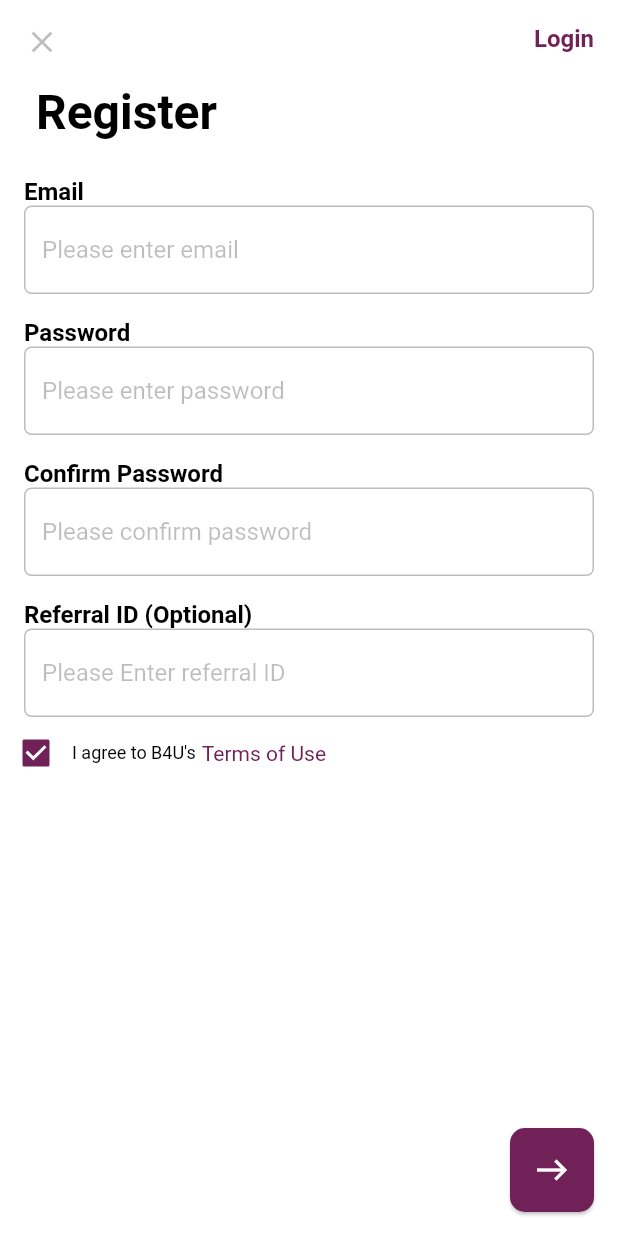
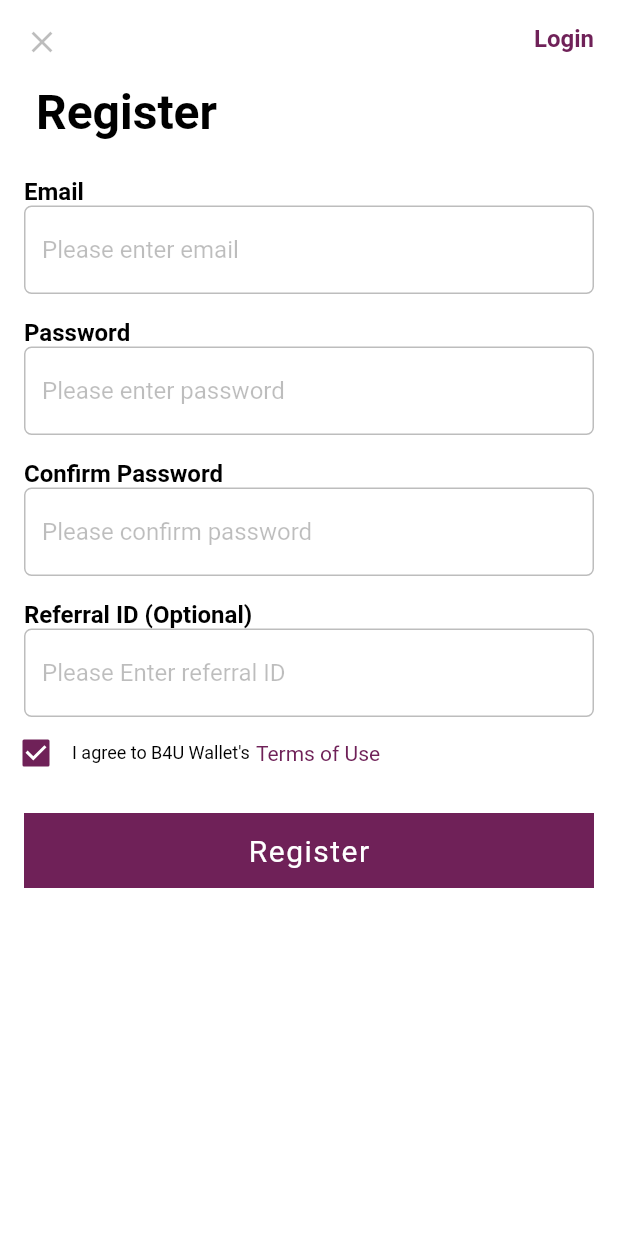
Before and after one commit to usmanzee/crypto-wallet-app-Flutter, a Flutter app: the SignUp screen opened directly, on a phone screen of 412 x 824 dp. Run offline on Flutter 3.47's test engine with Material 2 defaults, Android fonts, the phone set to English and light mode, and no system bars; drawn by our look-alikes of oktoast; our stand-ins replace badges, carousel_slider, connectivity, firebase_messaging, flutter_dotenv, form_field_validator and 11 more; missing offline and left inert: flutter_sparkline, k_chart, overlay_container; accounts and stored records are empty; Roboto replaces fonts that are missing (Popins).

Commit message:
login, register button changed, app share link changed, translations changed

```diff
--- a/lib/utils/transalations/en.dart
+++ b/lib/utils/transalations/en.dart
@@ -39,6 +39,7 @@ const Map<String, String> en = {
   'login.screen.password.error':
       'Passwords must be 8 characters with uppercase and special letters',
   'login.screen.forget_password': 'Forget Password',
+  'login.screen.button.login': 'Login',
 
   //App Register Screen
   'register.screen.login': 'Login',
@@ -51,7 +52,7 @@ const Map<String, String> en = {
   'register.screen.field.password_hint': 'Please enter password',
   'register.screen.field.confirm_password_hint': 'Please confirm password',
   'register.screen.field.referral_id_hint': 'Please Enter referral ID',
-  'register.screen.field.agree': "I agree to B4U's",
+  'register.screen.field.agree': "I agree to B4U Wallet's",
   'register.screen.field.terms': "Terms of Use",
   'register.screen.field.terms.error':
       "You need to check the terms of use to proceed.",
@@ -59,6 +60,7 @@ const Map<String, String> en = {
   'register.screen.password.error':
       'Passwords must be 8 characters with uppercase and special letters',
   'register.screen.confirm_password.error': 'Passwords do not match',
+  'register.screen.button.register': 'Register',
 
   //App Forget Password Screen
   'forget_password.screen.login': 'Login',
--- a/lib/utils/transalations/es.dart
+++ b/lib/utils/transalations/es.dart
@@ -41,7 +41,6 @@ const Map<String, String> es = {
       'Las contraseñas deben tener 8 caracteres con mayúsculas y letras especiales',
   'login.screen.forget_password': 'Contraseña olvidada',
   'login.screen.button.login': 'Acceso',
-  'login.screen.button.register': 'Registrarse',
 
   //App Register Screen
   'register.screen.login': 'Acceso',
@@ -54,7 +53,7 @@ const Map<String, String> es = {
   'register.screen.field.password_hint': 'Por favor, ingrese contraseña',
   'register.screen.field.confirm_password_hint': 'Confirme la contraseña',
   'register.screen.field.referral_id_hint': 'Ingrese el ID de referencia',
-  'register.screen.field.agree': "Estoy de acuerdo con B4U's",
+  'register.screen.field.agree': "Estoy de acuerdo con B4U Wallet's",
   'register.screen.field.terms': "Condiciones de uso",
   'register.screen.field.terms.error':
       "Debe consultar los términos de uso para continuar.",
@@ -63,6 +62,7 @@ const Map<String, String> es = {
   'register.screen.password.error':
       'Las contraseñas deben tener 8 caracteres con mayúsculas y letras especiales',
   'register.screen.confirm_password.error': 'Las contraseñas no coinciden',
+  'register.screen.button.register': 'Registrarse',
 
   //App Forget Password Screen
   'forget_password.screen.login': 'Acceso',
--- a/lib/utils/transalations/ml.dart
+++ b/lib/utils/transalations/ml.dart
@@ -39,7 +39,6 @@ const Map<String, String> ml = {
       'Kata laluan mestilah 8 aksara dengan huruf besar dan huruf khas',
   'login.screen.forget_password': 'Lupa kata laluan',
   'login.screen.button.login': 'Log masuk',
-  'login.screen.button.register': 'Daftar',
 
   //App Register Screen
   'register.screen.login': 'Log masuk',
@@ -52,7 +51,7 @@ const Map<String, String> ml = {
   'register.screen.field.password_hint': 'Sila masukkan kata laluan',
   'register.screen.field.confirm_password_hint': 'Sila sahkan kata laluan',
   'register.screen.field.referral_id_hint': 'Sila masukkan ID rujukan',
-  'register.screen.field.agree': "Saya bersetuju dengan B4U",
+  'register.screen.field.agree': "Saya bersetuju dengan B4U Wallet's",
   'register.screen.field.terms': "Syarat Penggunaan",
   'register.screen.field.terms.error':
       "Anda perlu menyemak syarat penggunaan untuk meneruskan.",
@@ -60,6 +59,7 @@ const Map<String, String> ml = {
   'register.screen.password.error':
       'Kata laluan mestilah 8 aksara dengan huruf besar dan huruf khas',
   'register.screen.confirm_password.error': 'Kata laluan tidak sepadan',
+  'register.screen.button.register': 'Daftar',
 
   //App Forget Password Screen
   'forget_password.screen.login': 'Log masuk',
--- a/lib/utils/transalations/ru.dart
+++ b/lib/utils/transalations/ru.dart
@@ -44,7 +44,6 @@ const Map<String, String> ru = {
       'Пароли должны состоять из 8 символов с прописными и специальными буквами.',
   'login.screen.forget_password': 'Забыть пароль',
   'login.screen.button.login': 'Авторизоваться',
-  'login.screen.button.register': 'регистр',
 
   //App Register Screen
   'register.screen.login': 'Авторизоваться',
@@ -61,7 +60,7 @@ const Map<String, String> ru = {
       'Пожалуйста, подтвердите пароль',
   'register.screen.field.referral_id_hint':
       'Пожалуйста, введите реферальный ID',
-  'register.screen.field.agree': "Я согласен с B4U's",
+  'register.screen.field.agree': "Я согласен с B4U Wallet's",
   'register.screen.field.terms': "Условия эксплуатации",
   'register.screen.field.terms.error':
       "Чтобы продолжить, вам необходимо ознакомиться с условиями использования.",
@@ -70,6 +69,7 @@ const Map<String, String> ru = {
   'register.screen.password.error':
       'Пароли должны состоять из 8 символов с прописными и специальными буквами.',
   'register.screen.confirm_password.error': 'Пароли не соответствуют',
+  'register.screen.button.register': 'регистр',
 
   //App Forget Password Screen
   'forget_password.screen.login': 'Авторизоваться',
--- a/lib/views/auth/2fa.dart
+++ b/lib/views/auth/2fa.dart
@@ -91,6 +91,7 @@ class TwoFA extends StatelessWidget {
                     cursorColor:
                         Theme.of(context).textSelectionTheme.selectionColor,
                     animationDuration: Duration(milliseconds: 300),
+                    backgroundColor: Theme.of(context).scaffoldBackgroundColor,
                     controller: _loginController.twoFATextController,
                     autoDisposeControllers: false,
                     keyboardType: TextInputType.number,
--- a/lib/views/auth/signup.dart
+++ b/lib/views/auth/signup.dart
@@ -90,8 +90,7 @@ class SignUp extends StatelessWidget {
                   style: TextStyle(
                     fontFamily: 'Popins',
                     fontSize: 16.0,
-                      color:
-                          Theme.of(context).textSelectionTheme.selectionColor,
+                    color: Theme.of(context).textSelectionTheme.selectionColor,
                     fontWeight: FontWeight.w600,
                   ),
                 ),
@@ -123,8 +122,7 @@ class SignUp extends StatelessWidget {
                   style: TextStyle(
                     fontFamily: 'Popins',
                     fontSize: 16.0,
-                      color:
-                          Theme.of(context).textSelectionTheme.selectionColor,
+                    color: Theme.of(context).textSelectionTheme.selectionColor,
                     fontWeight: FontWeight.w600,
                   ),
                 ),
@@ -156,8 +154,7 @@ class SignUp extends StatelessWidget {
                   style: TextStyle(
                     fontFamily: 'Popins',
                     fontSize: 16.0,
-                      color:
-                          Theme.of(context).textSelectionTheme.selectionColor,
+                    color: Theme.of(context).textSelectionTheme.selectionColor,
                     fontWeight: FontWeight.w600,
                   ),
                 ),
@@ -194,8 +191,7 @@ class SignUp extends StatelessWidget {
                   style: TextStyle(
                     fontFamily: 'Popins',
                     fontSize: 16.0,
-                      color:
-                          Theme.of(context).textSelectionTheme.selectionColor,
+                    color: Theme.of(context).textSelectionTheme.selectionColor,
                     fontWeight: FontWeight.w600,
                   ),
                 ),
@@ -246,7 +242,8 @@ class SignUp extends StatelessWidget {
                   SizedBox(
                     width: 4.0,
                   ),
-                    GestureDetector(
+                  Expanded(
+                    child: GestureDetector(
                       onTap: () {
                         Get.to(WebViewContainer('Terms and Conditions',
                             'https://b4uwallet.com/terms-and-conditions/'));
@@ -257,6 +254,7 @@ class SignUp extends StatelessWidget {
                             color: Theme.of(context).primaryColor,
                             fontFamily: "Popins",
                             fontSize: 14.0),
+                      ),
                     ),
                   ),
                 ]);
@@ -282,23 +280,54 @@ class SignUp extends StatelessWidget {
                     width: 0,
                     height: 0,
                   );
-                })
+              }),
+              Padding(
+                padding:
+                    const EdgeInsets.only(left: 16.0, right: 16.0, top: 16.0),
+                child: GestureDetector(
+                  onTap: () {
+                    FocusScope.of(context).unfocus();
+                    if (registerController.termsOfUse.value) {
+                      _onSignFormSubmit();
+                    }
+                  },
+                  child: Container(
+                    height: 50.0,
+                    width: double.infinity,
+                    decoration: BoxDecoration(
+                      borderRadius: BorderRadius.all(Radius.circular(0.0)),
+                      color: Theme.of(context).primaryColor,
+                    ),
+                    child: Center(
+                      child: Text(
+                        "register.screen.button.register".tr,
+                        style: TextStyle(
+                            color: Colors.white,
+                            fontWeight: FontWeight.w400,
+                            fontSize: 20.0,
+                            letterSpacing: 1.0),
+                      ),
+                    ),
+                  ),
+                ),
+              ),
             ],
           ),
         ),
       ),
-        floatingActionButton: FloatingActionButton(
-            elevation: 1.0,
-            child: Icon(
-              Icons.east,
-              color: Colors.white,
-            ),
-            backgroundColor: Theme.of(context).primaryColor,
-            shape: RoundedRectangleBorder(
-                borderRadius: BorderRadius.all(Radius.circular(10.0))),
-            onPressed: () {
-              FocusScope.of(context).unfocus();
-              _onSignFormSubmit();
-            }));
+      // floatingActionButton: FloatingActionButton(
+      //     elevation: 1.0,
+      //     child: Icon(
+      //       Icons.east,
+      //       color: Colors.white,
+      //     ),
+      //     backgroundColor: Theme.of(context).primaryColor,
+      //     shape: RoundedRectangleBorder(
+      //         borderRadius: BorderRadius.all(Radius.circular(10.0))),
+      //     onPressed: () {
+      //       FocusScope.of(context).unfocus();
+      //       _onSignFormSubmit();
+      //     })
+    );
   }
 }
--- a/lib/views/setting/setting.dart
+++ b/lib/views/setting/setting.dart
@@ -16,9 +16,10 @@ class Setting extends StatelessWidget {
   }
 
   void share(BuildContext context) {
-    final _shareLink = 'Play store link';
+    var shareLink =
+        'B4U Wallet\nFor Android: https://play.google.com/store/apps/details?id=com.b4uwallet.android\nFor IOS: https://apps.apple.com/us/app/b4u-wallet/id1491304459';
     final RenderBox box = context.findRenderObject();
-    Share.share(_shareLink,
+    Share.share(shareLink,
         subject: 'B4U Wallet',
         sharePositionOrigin: box.localToGlobal(Offset.zero) & box.size);
   }
--- a/lib/views/wallet/deposit/crypto.dart
+++ b/lib/views/wallet/deposit/crypto.dart
@@ -31,7 +31,7 @@ class _WalletState extends State<DepositCrypto> {
         wallet.name +
             ' Address: ' +
             _shareAddress +
-            "\n\nhttps://ewallet.b4uwallet.com/",
+            "\n\nhttps://www.b4uwallet.com/",
         subject: 'B4U Wallet',
         sharePositionOrigin: box.localToGlobal(Offset.zero) & box.size);
   }
```
Also changed, not shown: lib/views/auth/login.dart (+44 -17 lines), 1 other file. Lines whose indentation alone changed are shown as unchanged.
